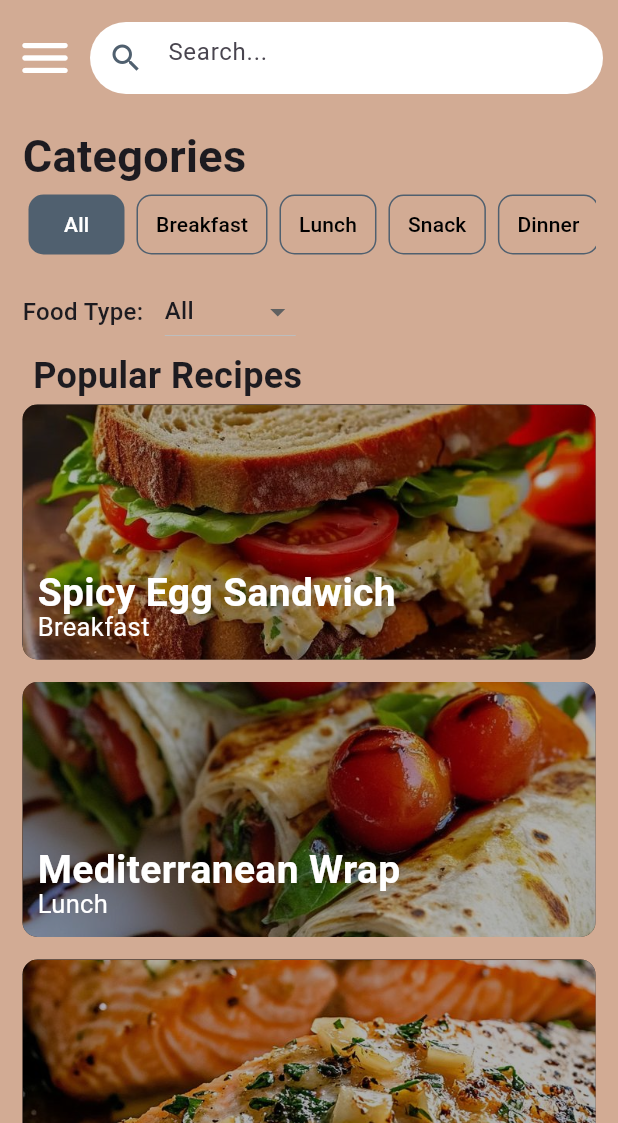
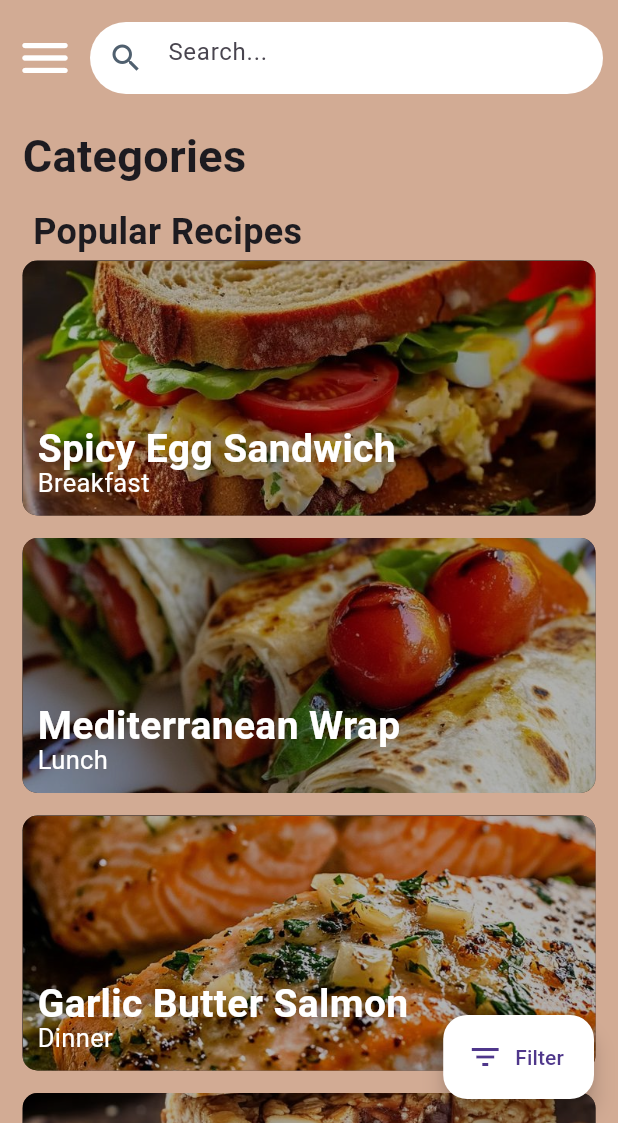
Before and after one commit to amnacm/savory_book, a Flutter app: the HomeScreen screen opened directly with empty values, on a phone screen of 412 x 824 dp, the part 113-1236 px from its top. Run offline on Flutter 3.47's test engine with Material 3 defaults, Android fonts, the phone set to English and light mode, and no system bars; our stand-ins replace dots_indicator, fluttericon, hive, hive_flutter, image_picker; accounts and stored records are empty.

Commit message:
7th commit

```diff
--- a/lib/Screens/home/home_screen.dart
+++ b/lib/Screens/home/home_screen.dart
@@ -83,6 +83,105 @@ class _HomeScreenState extends State<HomeScreen> {
     _filterItems();
   }
 
+  void _showFilterBottomSheet(BuildContext context) {
+    showModalBottomSheet(
+      context: context,
+      shape: const RoundedRectangleBorder(
+        borderRadius: BorderRadius.vertical(top: Radius.circular(20)),
+      ),
+      builder: (_) {
+        return Padding(
+          padding: const EdgeInsets.all(20.0),
+          child: SingleChildScrollView(
+            child: Column(
+              mainAxisSize: MainAxisSize.min,
+              crossAxisAlignment: CrossAxisAlignment.start,
+              children: [
+                const Text(
+                  "Select Food Type",
+                  style: TextStyle(fontSize: 18, fontWeight: FontWeight.bold),
+                ),
+                const SizedBox(height: 10),
+                Wrap(
+                  spacing: 10,
+                  children: foodTypeFilters.map((type) {
+                    return ChoiceChip(
+                      label: Text(type),
+                      selected: selectedFoodType == type,
+                      onSelected: (selected) {
+                        setState(() {
+                          selectedFoodType = type;
+                        });
+                        Navigator.pop(context);
+                        _filterItems();
+                      },
+                      selectedColor: const Color(0xFF50606F),
+                      labelStyle: TextStyle(
+                        color: selectedFoodType == type
+                            ? Colors.white
+                            : Colors.black,
+                      ),
+                    );
+                  }).toList(),
+                ),
+                const SizedBox(height: 20),
+                const Text(
+                  "Select Category",
+                  style: TextStyle(fontSize: 18, fontWeight: FontWeight.bold),
+                ),
+                const SizedBox(height: 10),
+                Wrap(
+                  spacing: 10,
+                  children: filters.map((filter) {
+                    return ChoiceChip(
+                      label: Text(filter),
+                      selected: selectedItem == filter,
+                      onSelected: (selected) {
+                        setState(() {
+                          selectedItem = filter;
+                        });
+                        Navigator.pop(context);
+                        _filterItems();
+                      },
+                      selectedColor: const Color(0xFF50606F),
+                      labelStyle: TextStyle(
+                        color: selectedItem == filter
+                            ? Colors.white
+                            : Colors.black,
+                      ),
+                    );
+                  }).toList(),
+                ),
+                const SizedBox(height: 20),
+                Align(
+                  alignment: Alignment.centerRight,
+                  child: TextButton(
+                    onPressed: () {
+                      setState(() {
+                        selectedItem = "All";
+                        selectedFoodType = "All";
+                        _searchController.clear();
+                      });
+                      Navigator.pop(context);
+                      _filterItems();
+                    },
+                    child: const Text(
+                      "Clear Filters",
+                      style: TextStyle(
+                        color: Color(0xFF50606F),
+                        fontWeight: FontWeight.bold,
+                      ),
+                    ),
+                  ),
+                )
+              ],
+            ),
+          ),
+        );
+      },
+    );
+  }
+
   @override
   Widget build(BuildContext context) {
     return Scaffold(
@@ -121,12 +220,6 @@ class _HomeScreenState extends State<HomeScreen> {
                 width: double.infinity,
                 padding:
                     const EdgeInsets.symmetric(horizontal: 10, vertical: 10),
-                decoration: const BoxDecoration(
-                  borderRadius: BorderRadius.only(
-                    bottomLeft: Radius.circular(60),
-                    bottomRight: Radius.circular(60),
-                  ),
-                ),
                 child: Row(
                   children: [
                     InkWell(
@@ -172,74 +265,7 @@ class _HomeScreenState extends State<HomeScreen> {
                       style:
                           TextStyle(fontSize: 30, fontWeight: FontWeight.w600),
                     ),
-                    SingleChildScrollView(
-                      scrollDirection: Axis.horizontal,
-                      child: Row(
-                        children: filters.map(
-                          (filter) {
-                            bool isSelected = selectedItem == filter;
-                            return Padding(
-                              padding:
-                                  const EdgeInsets.symmetric(horizontal: 4.0),
-                              child: OutlinedButton(
-                                style: OutlinedButton.styleFrom(
-                                  padding: const EdgeInsets.symmetric(
-                                      horizontal: 13),
-                                  backgroundColor: isSelected
-                                      ? const Color(0xFF50606F)
-                                      : Colors.transparent,
-                                  side: BorderSide(
-                                    color: isSelected
-                                        ? Colors.transparent
-                                        : const Color(0xFF50606F),
-                                  ),
-                                  shape: RoundedRectangleBorder(
-                                    borderRadius: BorderRadius.circular(10),
-                                  ),
-                                ),
-                                onPressed: () {
-                                  category(filter);
-                                },
-                                child: Text(
-                                  filter,
-                                  style: TextStyle(
-                                    color: isSelected
-                                        ? Colors.white
-                                        : Colors.black,
-                                  ),
-                                ),
-                              ),
-                            );
-                          },
-                        ).toList(),
-                      ),
-                    ),
                     const SizedBox(height: 10),
-                    Row(
-                      children: [
-                        const Text(
-                          "Food Type: ",
-                          style: TextStyle(
-                              fontSize: 16, fontWeight: FontWeight.w500),
-                        ),
-                        const SizedBox(width: 10),
-                        DropdownButton<String>(
-                          value: selectedFoodType,
-                          items: foodTypeFilters.map((type) {
-                            return DropdownMenuItem(
-                              value: type,
-                              child: Text(type),
-                            );
-                          }).toList(),
-                          onChanged: (value) {
-                            setState(() {
-                              selectedFoodType = value!;
-                            });
-                            _filterItems();
-                          },
-                        ),
-                      ],
-                    ),
                     if (filteredFoodList.isEmpty &&
                         hardcodedFilteredItems.isEmpty)
                       const Padding(
@@ -269,6 +295,13 @@ class _HomeScreenState extends State<HomeScreen> {
           ),
         ),
       ),
+      floatingActionButton: FloatingActionButton.extended(
+          onPressed: () {
+            _showFilterBottomSheet(context);
+          },
+          icon: const Icon(Icons.filter_list),
+          label: const Text("Filter"),
+          backgroundColor: Colors.white),
     );
   }
 }
```
